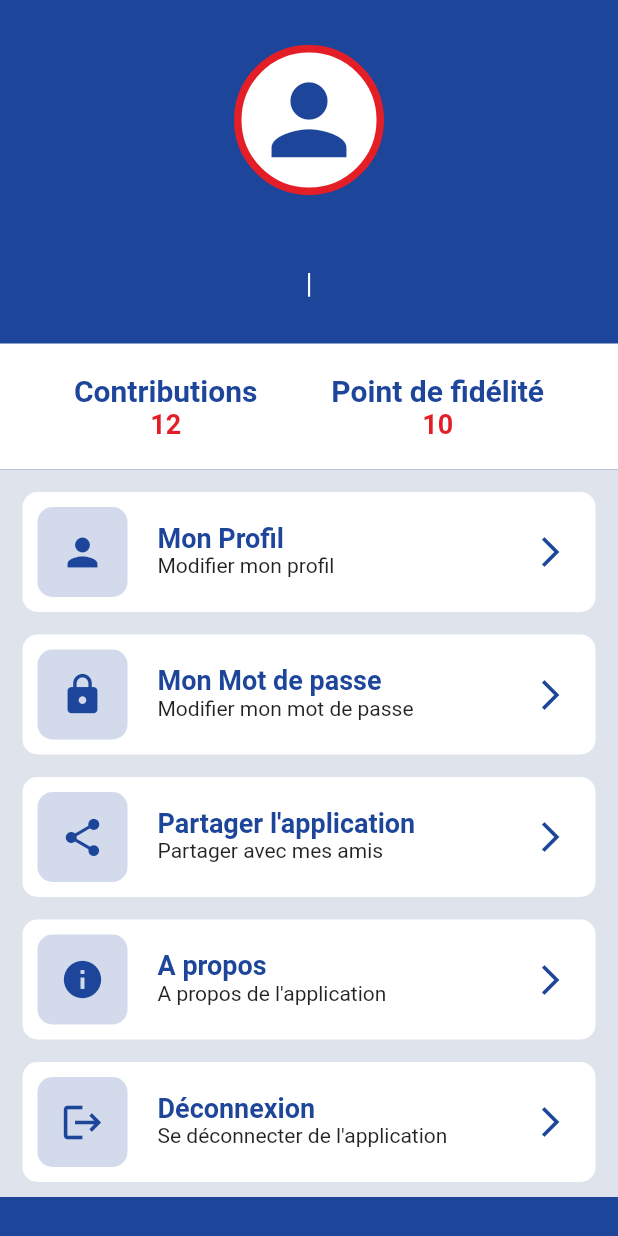
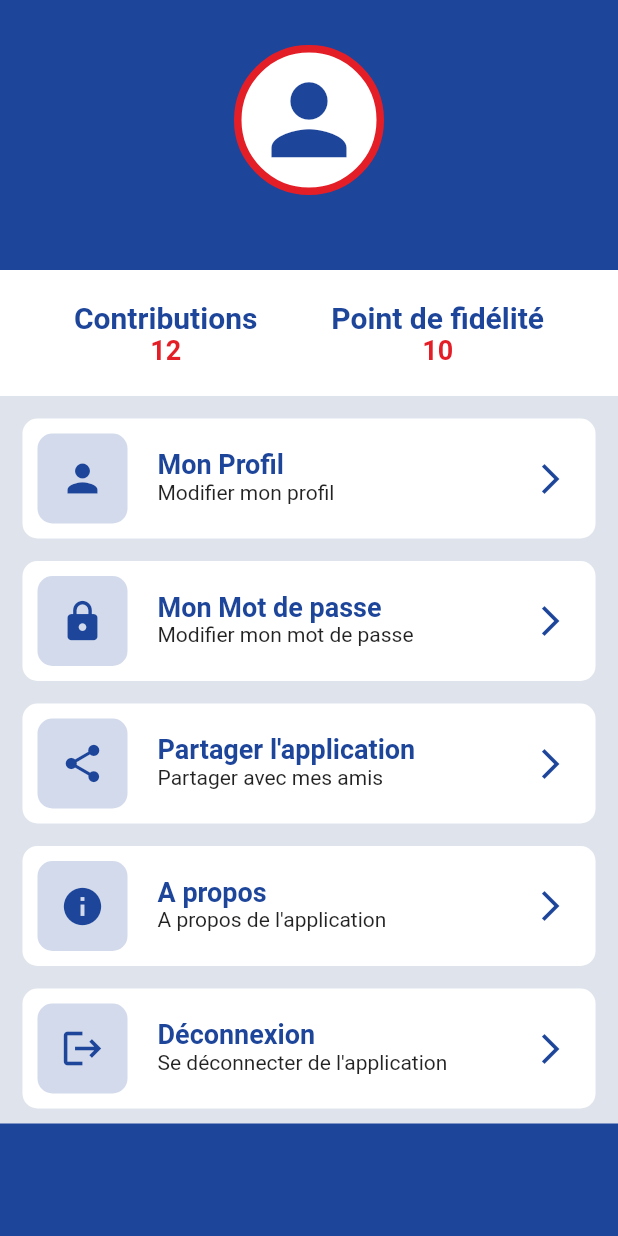
Before and after one commit to openburkina/langtech-moore, a Flutter app: the ProfilPage screen opened directly, on a phone screen of 412 x 824 dp. Run offline on Flutter 3.47's test engine with Material 2 defaults, Android fonts, the phone set to English and light mode, and no system bars; our stand-ins replace convex_bottom_bar, delayed_display, flutter_spinkit, fluttertoast, google_fonts, introduction_screen and 1 more; accounts and stored records are empty.

Commit message:
update profil

```diff
--- a/lib/pages/profilPage/profil_page.dart
+++ b/lib/pages/profilPage/profil_page.dart
@@ -137,28 +137,60 @@ class _ProfilPageState extends State<ProfilPage> {
                         ),
                       ),
                     ),
-                    Center(
-                      child: Container(
+                    Container(
                       margin: const EdgeInsets.fromLTRB(0, 10, 0, 10),
-                        child: Text(
-                          '${currentUser.prenom} ${currentUser.nom}',
+                      child: Row(
+                        mainAxisAlignment: MainAxisAlignment.center,
+                        children: [
+                          currentUser.prenom != ''
+                              ? Text(
+                                  '${currentUser.prenom}',
                                   style: TextStyle(
-                            color: Colors.white,
+                                    color: kWhite,
                                     fontSize: 24,
                                     fontWeight: FontWeight.bold,
                                   ),
+                                )
+                              : Center(),
+                          const SizedBox(
+                            width: 5,
+                          ),
+                          currentUser.nom != ''
+                              ? Text(
+                                  '${currentUser.nom}',
+                                  style: TextStyle(
+                                    color: kWhite,
+                                    fontSize: 24,
+                                    fontWeight: FontWeight.bold,
+                                  ),
+                                )
+                              : Center(),
+                        ],
                       ),
                     ),
-                    ),
-                    Center(
-                      child: Container(
-                        child: Text(
-                          '${currentUser.email} | ${currentUser.telephone}',
+                    Container(
+                      child: Row(
+                        mainAxisAlignment: MainAxisAlignment.center,
+                        children: [
+                          currentUser.email != ''
+                              ? Text(
+                                  '${currentUser.email}',
                                   style: TextStyle(
-                            color: Colors.white,
+                                    color: kWhite,
                                     fontSize: 18,
                                   ),
+                                )
+                              : Center(),
+                          currentUser.telephone != ''
+                              ? Text(
+                                  '  |  ${currentUser.telephone}',
+                                  style: TextStyle(
+                                    color: kWhite,
+                                    fontSize: 18,
                                   ),
+                                )
+                              : Center(),
+                        ],
                       ),
                     ),
                   ],
--- a/lib/widgets/home/search_section.dart
+++ b/lib/widgets/home/search_section.dart
@@ -28,7 +28,10 @@ class SearchSection extends StatelessWidget {
               fontSize: 16,
               fontWeight: FontWeight.w400,
             ),
-          )
+          ),
+          // Expanded(
+          //   child: TextField(),
+          // ),
         ],
       ),
     );
```
Lines whose indentation alone changed are shown as unchanged.
